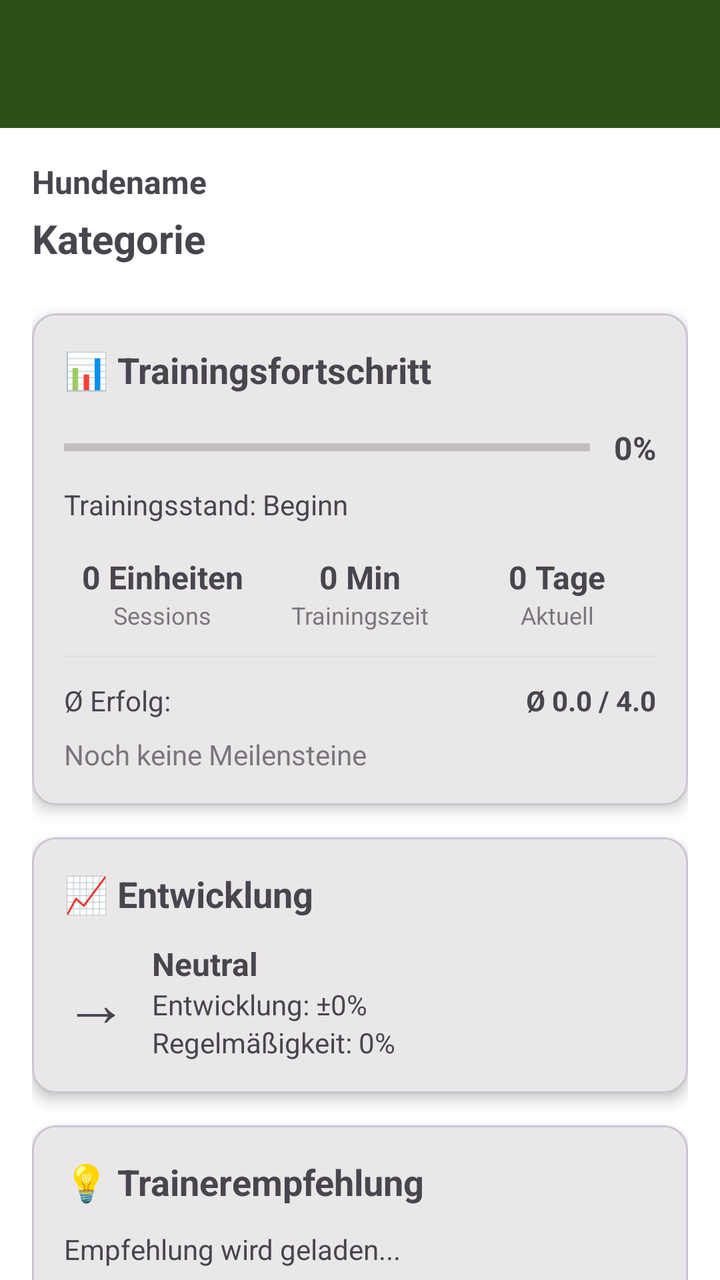
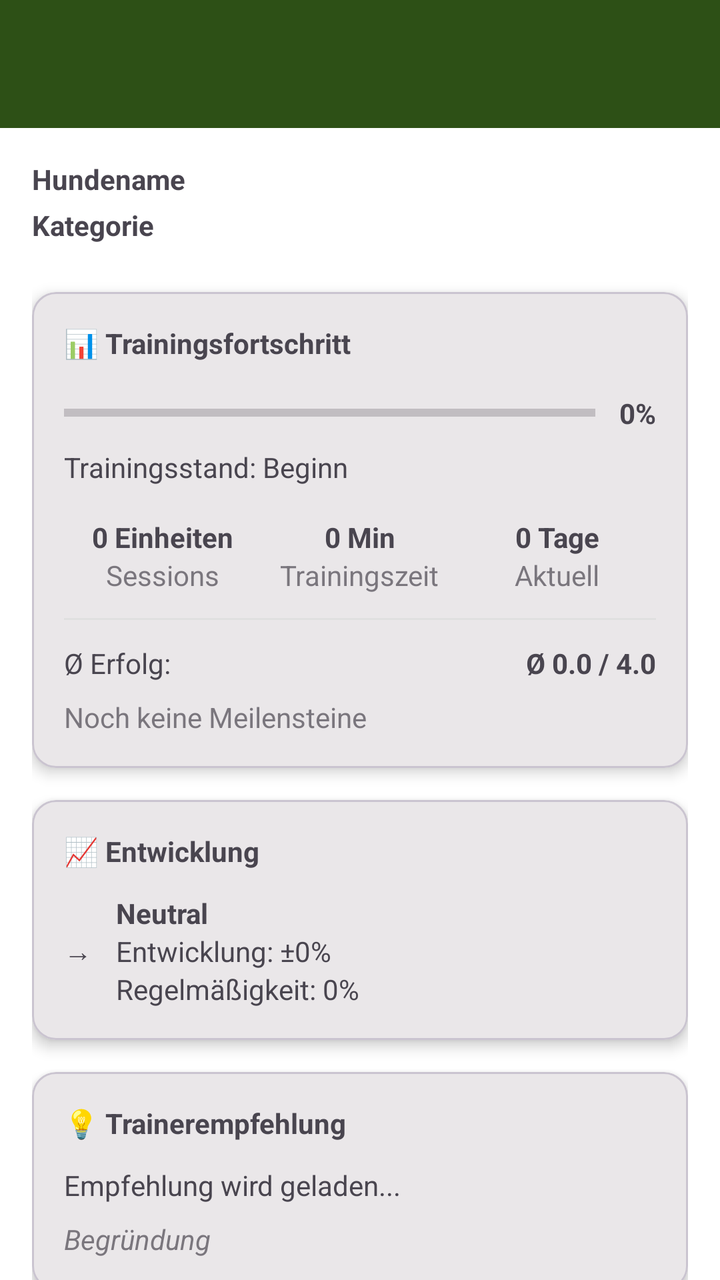

Compare the two renders of this Android layout. The source of the first and the diff that turns it into the second are given below.
<!-- AndroidManifest.xml: activity theme Theme.HundeWildnis -->
<!-- res/layout/activity_training_detail.xml -->
<?xml version="1.0" encoding="utf-8"?>
<androidx.coordinatorlayout.widget.CoordinatorLayout xmlns:android="http://schemas.android.com/apk/res/android"
    xmlns:app="http://schemas.android.com/apk/res-auto"
    android:layout_width="match_parent"
    android:layout_height="match_parent">

    <com.google.android.material.appbar.AppBarLayout
        android:layout_width="match_parent"
        android:layout_height="wrap_content"
        android:fitsSystemWindows="true">

        <androidx.appcompat.widget.Toolbar
            android:id="@+id/toolbar"
            android:layout_width="match_parent"
            android:layout_height="?attr/actionBarSize"
            android:background="?attr/colorPrimary"
            android:theme="@style/ThemeOverlay.AppCompat.Dark.ActionBar" />
    </com.google.android.material.appbar.AppBarLayout>

    <androidx.core.widget.NestedScrollView
        android:layout_width="match_parent"
        android:layout_height="match_parent"
        app:layout_behavior="@string/appbar_scrolling_view_behavior">

        <LinearLayout
            android:layout_width="match_parent"
            android:layout_height="wrap_content"
            android:orientation="vertical"
            android:padding="16dp">

            
            <TextView
                android:id="@+id/tvDogName"
                android:layout_width="match_parent"
                android:layout_height="wrap_content"
                android:text="Hundename"
                android:textSize="16sp"
                android:textStyle="bold"
                android:layout_marginBottom="4dp" />

            <TextView
                android:id="@+id/tvCategoryTitle"
                android:layout_width="match_parent"
                android:layout_height="wrap_content"
                android:text="Kategorie"
                android:textSize="20sp"
                android:textStyle="bold"
                android:layout_marginBottom="24dp" />

            
            <com.google.android.material.card.MaterialCardView
                android:layout_width="match_parent"
                android:layout_height="wrap_content"
                app:cardCornerRadius="12dp"
                app:cardElevation="4dp"
                android:layout_marginBottom="16dp">

                <LinearLayout
                    android:layout_width="match_parent"
                    android:layout_height="wrap_content"
                    android:orientation="vertical"
                    android:padding="16dp">

                    <TextView
                        android:layout_width="match_parent"
                        android:layout_height="wrap_content"
                        android:text="📊 Trainingsfortschritt"
                        android:textSize="18sp"
                        android:textStyle="bold"
                        android:layout_marginBottom="16dp" />

                    
                    <LinearLayout
                        android:layout_width="match_parent"
                        android:layout_height="wrap_content"
                        android:orientation="horizontal"
                        android:gravity="center_vertical"
                        android:layout_marginBottom="8dp">

                        <ProgressBar
                            android:id="@+id/progressBar"
                            style="?android:attr/progressBarStyleHorizontal"
                            android:layout_width="0dp"
                            android:layout_height="20dp"
                            android:layout_weight="1"
                            android:max="100"
                            android:progress="0" />

                        <TextView
                            android:id="@+id/tvProgressPercent"
                            android:layout_width="wrap_content"
                            android:layout_height="wrap_content"
                            android:text="0%"
                            android:textStyle="bold"
                            android:textSize="16sp"
                            android:layout_marginStart="12dp" />
                    </LinearLayout>

                    <TextView
                        android:id="@+id/tvProgressLevel"
                        android:layout_width="match_parent"
                        android:layout_height="wrap_content"
                        android:text="Trainingsstand: Beginn"
                        android:textSize="14sp"
                        android:layout_marginBottom="16dp" />

                    
                    <LinearLayout
                        android:layout_width="match_parent"
                        android:layout_height="wrap_content"
                        android:orientation="horizontal"
                        android:weightSum="3">

                        <LinearLayout
                            android:layout_width="0dp"
                            android:layout_height="wrap_content"
                            android:layout_weight="1"
                            android:orientation="vertical"
                            android:gravity="center">

                            <TextView
                                android:id="@+id/tvTotalSessions"
                                android:layout_width="wrap_content"
                                android:layout_height="wrap_content"
                                android:text="0 Einheiten"
                                android:textStyle="bold"
                                android:textSize="16sp" />

                            <TextView
                                android:layout_width="wrap_content"
                                android:layout_height="wrap_content"
                                android:text="Sessions"
                                android:textSize="12sp"
                                android:alpha="0.7" />
                        </LinearLayout>

                        <LinearLayout
                            android:layout_width="0dp"
                            android:layout_height="wrap_content"
                            android:layout_weight="1"
                            android:orientation="vertical"
                            android:gravity="center">

                            <TextView
                                android:id="@+id/tvTotalMinutes"
                                android:layout_width="wrap_content"
                                android:layout_height="wrap_content"
                                android:text="0 Min"
                                android:textStyle="bold"
                                android:textSize="16sp" />

                            <TextView
                                android:layout_width="wrap_content"
                                android:layout_height="wrap_content"
                                android:text="Trainingszeit"
                                android:textSize="12sp"
                                android:alpha="0.7" />
                        </LinearLayout>

                        <LinearLayout
                            android:layout_width="0dp"
                            android:layout_height="wrap_content"
                            android:layout_weight="1"
                            android:orientation="vertical"
                            android:gravity="center">

                            <TextView
                                android:id="@+id/tvConsecutiveDays"
                                android:layout_width="wrap_content"
                                android:layout_height="wrap_content"
                                android:text="0 Tage"
                                android:textStyle="bold"
                                android:textSize="16sp" />

                            <TextView
                                android:layout_width="wrap_content"
                                android:layout_height="wrap_content"
                                android:text="Aktuell"
                                android:textSize="12sp"
                                android:alpha="0.7" />
                        </LinearLayout>
                    </LinearLayout>

                    <View
                        android:layout_width="match_parent"
                        android:layout_height="1dp"
                        android:background="#E0E0E0"
                        android:layout_marginTop="12dp"
                        android:layout_marginBottom="12dp" />

                    
                    <LinearLayout
                        android:layout_width="match_parent"
                        android:layout_height="wrap_content"
                        android:orientation="horizontal">

                        <TextView
                            android:layout_width="0dp"
                            android:layout_height="wrap_content"
                            android:layout_weight="1"
                            android:text="Ø Erfolg:"
                            android:textSize="14sp" />

                        <TextView
                            android:id="@+id/tvAverageSuccess"
                            android:layout_width="wrap_content"
                            android:layout_height="wrap_content"
                            android:text="Ø 0.0 / 4.0"
                            android:textSize="14sp"
                            android:textStyle="bold" />
                    </LinearLayout>

                    
                    <TextView
                        android:id="@+id/tvLatestMilestone"
                        android:layout_width="match_parent"
                        android:layout_height="wrap_content"
                        android:text="Noch keine Meilensteine"
                        android:textSize="14sp"
                        android:layout_marginTop="8dp"
                        android:alpha="0.7" />
                </LinearLayout>
            </com.google.android.material.card.MaterialCardView>

            
            <com.google.android.material.card.MaterialCardView
                android:layout_width="match_parent"
                android:layout_height="wrap_content"
                app:cardCornerRadius="12dp"
                app:cardElevation="4dp"
                android:layout_marginBottom="16dp">

                <LinearLayout
                    android:layout_width="match_parent"
                    android:layout_height="wrap_content"
                    android:orientation="vertical"
                    android:padding="16dp">

                    <TextView
                        android:layout_width="match_parent"
                        android:layout_height="wrap_content"
                        android:text="📈 Entwicklung"
                        android:textSize="18sp"
                        android:textStyle="bold"
                        android:layout_marginBottom="12dp" />

                    <LinearLayout
                        android:layout_width="match_parent"
                        android:layout_height="wrap_content"
                        android:orientation="horizontal"
                        android:gravity="center_vertical">

                        <TextView
                            android:id="@+id/tvTrendIcon"
                            android:layout_width="wrap_content"
                            android:layout_height="wrap_content"
                            android:text="→"
                            android:textSize="32sp"
                            android:layout_marginEnd="12dp" />

                        <LinearLayout
                            android:layout_width="0dp"
                            android:layout_height="wrap_content"
                            android:layout_weight="1"
                            android:orientation="vertical">

                            <TextView
                                android:id="@+id/tvTrendText"
                                android:layout_width="wrap_content"
                                android:layout_height="wrap_content"
                                android:text="Neutral"
                                android:textSize="16sp"
                                android:textStyle="bold" />

                            <TextView
                                android:id="@+id/tvImprovement"
                                android:layout_width="wrap_content"
                                android:layout_height="wrap_content"
                                android:text="Entwicklung: ±0%"
                                android:textSize="14sp" />

                            <TextView
                                android:id="@+id/tvConsistency"
                                android:layout_width="wrap_content"
                                android:layout_height="wrap_content"
                                android:text="Regelmäßigkeit: 0%"
                                android:textSize="14sp" />
                        </LinearLayout>
                    </LinearLayout>
                </LinearLayout>
            </com.google.android.material.card.MaterialCardView>

            
            <com.google.android.material.card.MaterialCardView
                android:id="@+id/cardRecommendation"
                android:layout_width="match_parent"
                android:layout_height="wrap_content"
                app:cardCornerRadius="12dp"
                app:cardElevation="4dp"
                android:layout_marginBottom="16dp">

                <LinearLayout
                    android:layout_width="match_parent"
                    android:layout_height="wrap_content"
                    android:orientation="vertical"
                    android:padding="16dp">

                    <TextView
                        android:id="@+id/tvRecommendationTitle"
                        android:layout_width="match_parent"
                        android:layout_height="wrap_content"
                        android:text="💡 Trainerempfehlung"
                        android:textSize="18sp"
                        android:textStyle="bold"
                        android:layout_marginBottom="12dp" />

                    <TextView
                        android:id="@+id/tvRecommendation"
                        android:layout_width="match_parent"
                        android:layout_height="wrap_content"
                        android:text="Empfehlung wird geladen..."
                        android:textSize="14sp"
                        android:layout_marginBottom="8dp" />

                    <TextView
                        android:id="@+id/tvRecommendationReason"
                        android:layout_width="match_parent"
                        android:layout_height="wrap_content"
                        android:text="Begründung"
                        android:textSize="12sp"
                        android:alpha="0.7"
                        android:textStyle="italic" />
                </LinearLayout>
            </com.google.android.material.card.MaterialCardView>

            
            <com.google.android.material.button.MaterialButton
                android:id="@+id/btnAddSession"
                android:layout_width="match_parent"
                android:layout_height="wrap_content"
                android:text="+ Neue Trainingseinheit"
                android:textSize="16sp"
                android:padding="16dp"
                app:cornerRadius="12dp"
                android:layout_marginBottom="16dp" />

            
            <TextView
                android:layout_width="match_parent"
                android:layout_height="wrap_content"
                android:text="📋 Trainingshistorie"
                android:textSize="18sp"
                android:textStyle="bold"
                android:layout_marginBottom="12dp" />

            <androidx.recyclerview.widget.RecyclerView
                android:id="@+id/rvSessionHistory"
                android:layout_width="match_parent"
                android:layout_height="wrap_content"
                android:nestedScrollingEnabled="false" />

        </LinearLayout>
    </androidx.core.widget.NestedScrollView>

</androidx.coordinatorlayout.widget.CoordinatorLayout>
<!-- resources referenced by this layout -->
<resources>
  <style name="Base.Theme.HundeWildnis" parent="Theme.Material3.Light.NoActionBar">
          <item name="colorPrimary">#2d5016</item>
          <item name="colorPrimaryVariant">#1a3009</item>
          <item name="colorOnPrimary">#FFFFFF</item>
          <item name="colorSecondary">#6b8e4e</item>
          <item name="colorSecondaryVariant">#4a6135</item>
          <item name="colorOnSecondary">#000000</item>
          <item name="android:statusBarColor">?attr/colorPrimaryVariant</item>
  
          <item name="android:navigationBarColor">@android:color/transparent</item>
          <item name="android:windowLightStatusBar">true</item>
          <item name="android:windowLightNavigationBar">true</item>
          <item name="android:enforceNavigationBarContrast" tools:targetApi="q">false</item>
          <item name="android:enforceStatusBarContrast" tools:targetApi="q">false</item>
  
          
          <item name="colorAccent">#2d5016</item>
          <item name="android:textColorPrimary">#000000</item>
  
          
          <item name="materialAlertDialogTheme">@style/AlertDialogTheme</item>
  
          
          <item name="actionMenuTextColor">#FFFFFF</item>
  
          
          <item name="android:windowBackground">#FFFFFF</item>
          <item name="android:colorBackground">#FFFFFF</item>
      </style>
  <style name="AlertDialogTheme" parent="ThemeOverlay.Material3.MaterialAlertDialog">
          
          <item name="colorSurface">#FFFFFF</item>
  
          
          <item name="colorOnSurface">#000000</item>
          <item name="android:textColorPrimary">#000000</item>
  
          
          <item name="buttonBarPositiveButtonStyle">@style/DialogButtonStyle.Light</item>
          <item name="buttonBarNegativeButtonStyle">@style/DialogButtonStyle.Light</item>
          <item name="buttonBarNeutralButtonStyle">@style/DialogButtonStyle.Light</item>
      </style>
  <style name="DialogButtonStyle.Light" parent="Widget.Material3.Button.TextButton.Dialog">
          
          <item name="android:textColor">#2d5016</item>
  
          
          <item name="backgroundTint">@android:color/transparent</item>
  
          
          <item name="rippleColor">#332d5016</item>
      </style>
  <!-- unchanged entries left out for length: 1 -->
</resources>

<!-- the commit's change to res/layout/activity_training_detail.xml (unified diff, before → after) -->
@@ -4,10 +4,10 @@
     android:layout_width="match_parent"
     android:layout_height="match_parent">
 
-    <com.google.android.material.appbar.AppBarLayout
+    <com.google.android.material.appbar.AppBarLayout android:id="@+id/appbar"
         android:layout_width="match_parent"
         android:layout_height="wrap_content"
-        android:fitsSystemWindows="true">
+        android:fitsSystemWindows="false">
 
         <androidx.appcompat.widget.Toolbar
             android:id="@+id/toolbar"
@@ -34,7 +34,7 @@
                 android:layout_width="match_parent"
                 android:layout_height="wrap_content"
                 android:text="Hundename"
-                android:textSize="16sp"
+                android:textSize="@dimen/text_body_medium"
                 android:textStyle="bold"
                 android:layout_marginBottom="4dp" />
 
@@ -43,7 +43,7 @@
                 android:layout_width="match_parent"
                 android:layout_height="wrap_content"
                 android:text="Kategorie"
-                android:textSize="20sp"
+                android:textSize="@dimen/text_body_medium"
                 android:textStyle="bold"
                 android:layout_marginBottom="24dp" />
 
@@ -65,7 +65,7 @@
                         android:layout_width="match_parent"
                         android:layout_height="wrap_content"
                         android:text="📊 Trainingsfortschritt"
-                        android:textSize="18sp"
+                        android:textSize="@dimen/text_body_medium"
                         android:textStyle="bold"
                         android:layout_marginBottom="16dp" />
 
@@ -81,7 +81,7 @@
                             android:id="@+id/progressBar"
                             style="?android:attr/progressBarStyleHorizontal"
                             android:layout_width="0dp"
-                            android:layout_height="20dp"
+                            android:layout_height="wrap_content"
                             android:layout_weight="1"
                             android:max="100"
                             android:progress="0" />
@@ -92,7 +92,7 @@
                             android:layout_height="wrap_content"
                             android:text="0%"
                             android:textStyle="bold"
-                            android:textSize="16sp"
+                            android:textSize="@dimen/text_body_medium"
                             android:layout_marginStart="12dp" />
                     </LinearLayout>
 
@@ -101,7 +101,7 @@
                         android:layout_width="match_parent"
                         android:layout_height="wrap_content"
                         android:text="Trainingsstand: Beginn"
-                        android:textSize="14sp"
+                        android:textSize="@dimen/text_body_medium"
                         android:layout_marginBottom="16dp" />
 
                     
@@ -124,13 +124,13 @@
                                 android:layout_height="wrap_content"
                                 android:text="0 Einheiten"
                                 android:textStyle="bold"
-                                android:textSize="16sp" />
+                                android:textSize="@dimen/text_body_medium" />
 
                             <TextView
                                 android:layout_width="wrap_content"
                                 android:layout_height="wrap_content"
                                 android:text="Sessions"
-                                android:textSize="12sp"
+                                android:textSize="@dimen/text_body_medium"
                                 android:alpha="0.7" />
                         </LinearLayout>
 
@@ -147,13 +147,13 @@
                                 android:layout_height="wrap_content"
                                 android:text="0 Min"
                                 android:textStyle="bold"
-                                android:textSize="16sp" />
+                                android:textSize="@dimen/text_body_medium" />
 
                             <TextView
                                 android:layout_width="wrap_content"
                                 android:layout_height="wrap_content"
                                 android:text="Trainingszeit"
-                                android:textSize="12sp"
+                                android:textSize="@dimen/text_body_medium"
                                 android:alpha="0.7" />
                         </LinearLayout>
 
@@ -170,13 +170,13 @@
                                 android:layout_height="wrap_content"
                                 android:text="0 Tage"
                                 android:textStyle="bold"
-                                android:textSize="16sp" />
+                                android:textSize="@dimen/text_body_medium" />
 
                             <TextView
                                 android:layout_width="wrap_content"
                                 android:layout_height="wrap_content"
                                 android:text="Aktuell"
-                                android:textSize="12sp"
+                                android:textSize="@dimen/text_body_medium"
                                 android:alpha="0.7" />
                         </LinearLayout>
                     </LinearLayout>
@@ -199,14 +199,14 @@
                             android:layout_height="wrap_content"
                             android:layout_weight="1"
                             android:text="Ø Erfolg:"
-                            android:textSize="14sp" />
+                            android:textSize="@dimen/text_body_medium" />
 
                         <TextView
                             android:id="@+id/tvAverageSuccess"
                             android:layout_width="wrap_content"
                             android:layout_height="wrap_content"
                             android:text="Ø 0.0 / 4.0"
-                            android:textSize="14sp"
+                            android:textSize="@dimen/text_body_medium"
                             android:textStyle="bold" />
                     </LinearLayout>
 
@@ -216,7 +216,7 @@
                         android:layout_width="match_parent"
                         android:layout_height="wrap_content"
                         android:text="Noch keine Meilensteine"
-                        android:textSize="14sp"
+                        android:textSize="@dimen/text_body_medium"
                         android:layout_marginTop="8dp"
                         android:alpha="0.7" />
                 </LinearLayout>
@@ -240,7 +240,7 @@
                         android:layout_width="match_parent"
                         android:layout_height="wrap_content"
                         android:text="📈 Entwicklung"
-                        android:textSize="18sp"
+                        android:textSize="@dimen/text_body_medium"
                         android:textStyle="bold"
                         android:layout_marginBottom="12dp" />
 
@@ -255,7 +255,7 @@
                             android:layout_width="wrap_content"
                             android:layout_height="wrap_content"
                             android:text="→"
-                            android:textSize="32sp"
+                            android:textSize="@dimen/text_body_medium"
                             android:layout_marginEnd="12dp" />
 
                         <LinearLayout
@@ -269,7 +269,7 @@
                                 android:layout_width="wrap_content"
                                 android:layout_height="wrap_content"
                                 android:text="Neutral"
-                                android:textSize="16sp"
+                                android:textSize="@dimen/text_body_medium"
                                 android:textStyle="bold" />
 
                             <TextView
@@ -277,14 +277,14 @@
                                 android:layout_width="wrap_content"
                                 android:layout_height="wrap_content"
                                 android:text="Entwicklung: ±0%"
-                                android:textSize="14sp" />
+                                android:textSize="@dimen/text_body_medium" />
 
                             <TextView
                                 android:id="@+id/tvConsistency"
                                 android:layout_width="wrap_content"
                                 android:layout_height="wrap_content"
                                 android:text="Regelmäßigkeit: 0%"
-                                android:textSize="14sp" />
+                                android:textSize="@dimen/text_body_medium" />
                         </LinearLayout>
                     </LinearLayout>
                 </LinearLayout>
@@ -310,7 +310,7 @@
                         android:layout_width="match_parent"
                         android:layout_height="wrap_content"
                         android:text="💡 Trainerempfehlung"
-                        android:textSize="18sp"
+                        android:textSize="@dimen/text_body_medium"
                         android:textStyle="bold"
                         android:layout_marginBottom="12dp" />
 
@@ -319,7 +319,7 @@
                         android:layout_width="match_parent"
                         android:layout_height="wrap_content"
                         android:text="Empfehlung wird geladen..."
-                        android:textSize="14sp"
+                        android:textSize="@dimen/text_body_medium"
                         android:layout_marginBottom="8dp" />
 
                     <TextView
@@ -327,7 +327,7 @@
                         android:layout_width="match_parent"
                         android:layout_height="wrap_content"
                         android:text="Begründung"
-                        android:textSize="12sp"
+                        android:textSize="@dimen/text_body_medium"
                         android:alpha="0.7"
                         android:textStyle="italic" />
                 </LinearLayout>
@@ -339,7 +339,7 @@
                 android:layout_width="match_parent"
                 android:layout_height="wrap_content"
                 android:text="+ Neue Trainingseinheit"
-                android:textSize="16sp"
+                android:textSize="@dimen/text_body_medium"
                 android:padding="16dp"
                 app:cornerRadius="12dp"
                 android:layout_marginBottom="16dp" />
@@ -349,7 +349,7 @@
                 android:layout_width="match_parent"
                 android:layout_height="wrap_content"
                 android:text="📋 Trainingshistorie"
-                android:textSize="18sp"
+                android:textSize="@dimen/text_body_medium"
                 android:textStyle="bold"
                 android:layout_marginBottom="12dp" />
 
<!-- resource entries referenced after the edit -->
@@ -1,17 +1,21 @@
 <!-- resources referenced by this layout -->
 <resources>
+  <dimen name="text_body_medium">14sp</dimen>
   <style name="Base.Theme.HundeWildnis" parent="Theme.Material3.Light.NoActionBar">
+          
+          <item name="materialButtonStyle">@style/Widget.App.Button</item>
+  
           <item name="colorPrimary">#2d5016</item>
           <item name="colorPrimaryVariant">#1a3009</item>
           <item name="colorOnPrimary">#FFFFFF</item>
           <item name="colorSecondary">#6b8e4e</item>
           <item name="colorSecondaryVariant">#4a6135</item>
           <item name="colorOnSecondary">#000000</item>
-          <item name="android:statusBarColor">?attr/colorPrimaryVariant</item>
-  
+          <item name="android:statusBarColor">@android:color/transparent</item>
           <item name="android:navigationBarColor">@android:color/transparent</item>
+          <item name="android:windowDrawsSystemBarBackgrounds">true</item>
           <item name="android:windowLightStatusBar">true</item>
-          <item name="android:windowLightNavigationBar">true</item>
+          <item name="android:windowLightNavigationBar" tools:targetApi="27">true</item>
           <item name="android:enforceNavigationBarContrast" tools:targetApi="q">false</item>
           <item name="android:enforceStatusBarContrast" tools:targetApi="q">false</item>
   
@@ -21,13 +25,26 @@
   
           
           <item name="materialAlertDialogTheme">@style/AlertDialogTheme</item>
+          <item name="alertDialogTheme">@style/AlertDialogTheme</item>
   
           
           <item name="actionMenuTextColor">#FFFFFF</item>
+          <item name="actionOverflowButtonStyle">@style/Widget.App.Overflow</item>
   
           
           <item name="android:windowBackground">#FFFFFF</item>
           <item name="android:colorBackground">#FFFFFF</item>
+      </style>
+  <style name="Widget.App.Button" parent="Widget.Material3.Button">
+          <item name="autoSizeTextType">uniform</item>
+          <item name="autoSizeMinTextSize">12sp</item>
+          <item name="autoSizeMaxTextSize">@dimen/text_button_large</item>
+          <item name="autoSizeStepGranularity">1sp</item>
+          <item name="android:maxLines">2</item>
+          <item name="android:ellipsize">end</item>
+          <item name="android:paddingStart">16dp</item>
+          <item name="android:paddingEnd">16dp</item>
+          <item name="android:minHeight">60dp</item>
       </style>
   <style name="AlertDialogTheme" parent="ThemeOverlay.Material3.MaterialAlertDialog">
           
@@ -41,10 +58,39 @@
           <item name="buttonBarPositiveButtonStyle">@style/DialogButtonStyle.Light</item>
           <item name="buttonBarNegativeButtonStyle">@style/DialogButtonStyle.Light</item>
           <item name="buttonBarNeutralButtonStyle">@style/DialogButtonStyle.Light</item>
+  
+          
+          <item name="buttonBarStyle">@style/Widget.App.ButtonBar</item>
+  
+          
+          <item name="android:buttonStyle">@style/DialogButtonStyle.Light</item>
       </style>
+  <style name="Widget.App.Overflow" parent="Widget.AppCompat.ActionButton.Overflow">
+          <item name="android:src">@drawable/ic_menu_hamburger</item>
+      </style>
+  <dimen name="text_button_large">20sp</dimen>
   <style name="DialogButtonStyle.Light" parent="Widget.Material3.Button.TextButton.Dialog">
           
           <item name="android:textColor">#2d5016</item>
+  
+          
+          <item name="android:textSize">13sp</item>
+          <item name="android:textAllCaps">false</item>
+          <item name="android:maxLines">2</item>
+          <item name="android:singleLine">false</item>
+          <item name="android:ellipsize">none</item>
+          <item name="autoSizeTextType">uniform</item>
+          <item name="autoSizeMinTextSize">10sp</item>
+          <item name="autoSizeMaxTextSize">16sp</item>
+  
+          
+          <item name="android:paddingStart">2dp</item>
+          <item name="android:paddingEnd">2dp</item>
+          <item name="android:minWidth">0dp</item>
+          <item name="android:insetLeft">0dp</item>
+          <item name="android:insetRight">0dp</item>
+          <item name="android:insetTop">0dp</item>
+          <item name="android:insetBottom">0dp</item>
   
           
           <item name="backgroundTint">@android:color/transparent</item>
@@ -52,6 +98,19 @@
           
           <item name="rippleColor">#332d5016</item>
       </style>
+  <style name="Widget.App.ButtonBar" parent="Widget.AppCompat.ButtonBar.AlertDialog">
+          <item name="android:padding">0dp</item>
+      </style>
+  <!-- drawable ic_menu_hamburger (drawable) -->
+  <vector xmlns:android="http://schemas.android.com/apk/res/android"
+      android:width="24dp"
+      android:height="24dp"
+      android:viewportWidth="24"
+      android:viewportHeight="24">
+      <path
+          android:fillColor="#FFFFFF"
+          android:pathData="M3,18h18v-2H3V18z M3,13h18v-2H3V13z M3,6v2h18V6H3z" />
+  </vector>
   <!-- unchanged entries left out for length: 1 -->
 </resources>
 
